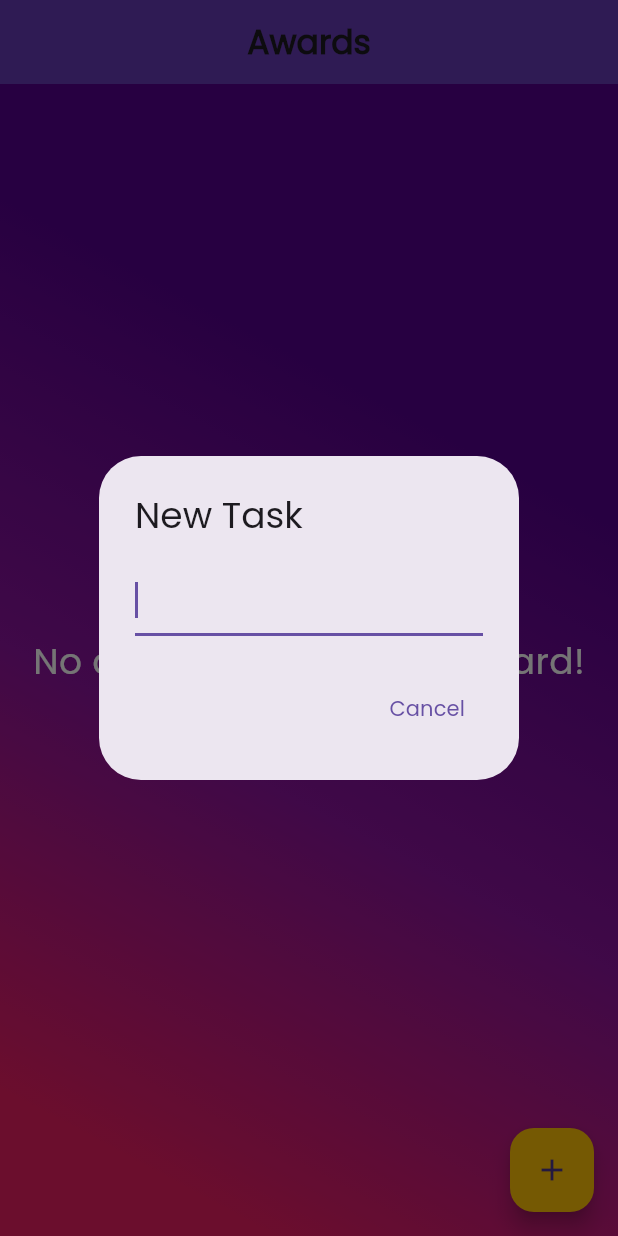
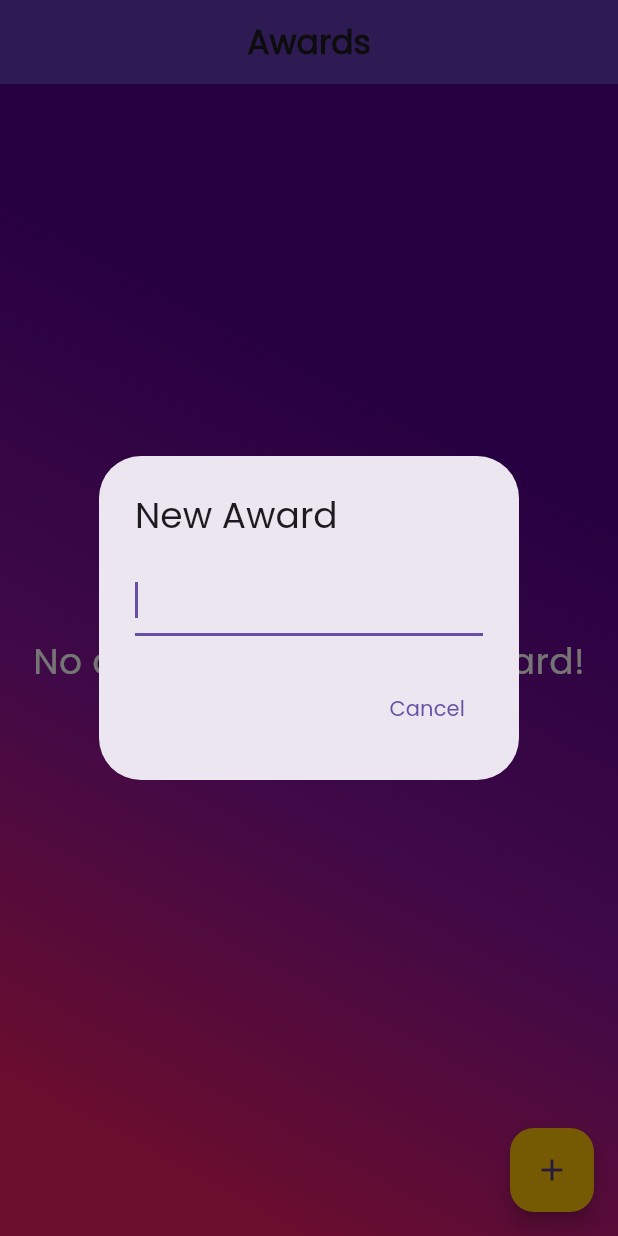
Before and after one commit to CarrotNinja/ScholarSphere, a Flutter app: the screen it shows after launch, after a tap on the "add" icon, on a phone screen of 412 x 824 dp. Run offline on Flutter 3.47's test engine with Material 3 defaults, Android fonts, the phone set to English and light mode, and no system bars; our stand-ins replace cloud_firestore, firebase_auth, firebase_core, google_nav_bar; accounts and stored records are empty.

Commit message:
Small change

```diff
--- a/scholar_sphere/lib/pages/awards_page.dart
+++ b/scholar_sphere/lib/pages/awards_page.dart
@@ -29,7 +29,7 @@ class _AwardsPageState extends State<AwardsPage> {
       context: context,
       builder: (BuildContext context) {
         return AlertDialog(
-          title: Text('New Task'),
+          title: Text('New Award'),
           content: TextField(
             autofocus: true,
             onSubmitted: (val) {
```
